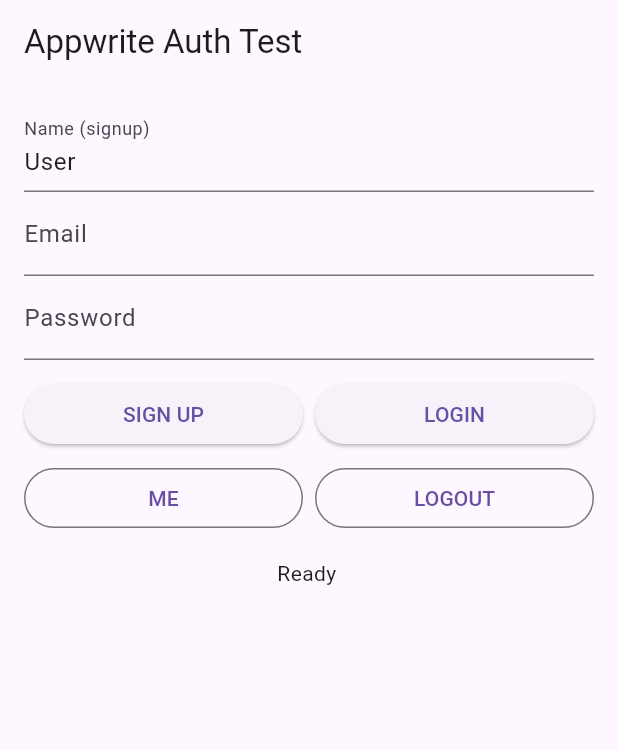
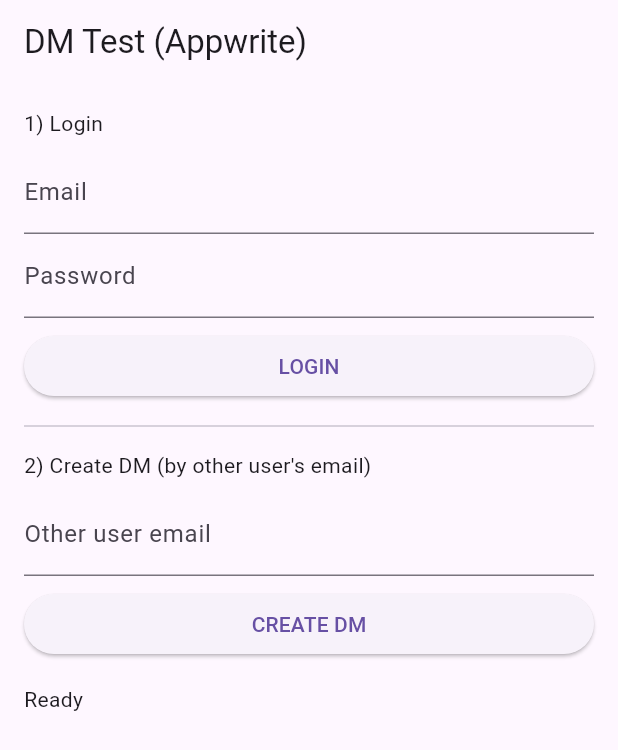
Before and after one commit to yahyaElhaddyouy/chatApp, a Flutter app: the screen it shows after launch, on a phone screen of 412 x 824 dp. Shown: the top 750 px of the screen. Run offline on Flutter 3.47's test engine with Material 3 defaults, Android fonts, the phone set to English and light mode, and no system bars; our stand-ins replace appwrite.

Commit message:
push all second time

```diff
--- a/lib/appwrite/appwrite_client.dart
+++ b/lib/appwrite/appwrite_client.dart
@@ -9,7 +9,7 @@
       .setProject(Environment.appwriteProjectId);
 
   static final Account account = Account(client);
+  static final Functions functions = Functions(client);
   static final Databases databases = Databases(client);
-  static final Functions functions = Functions(client);
   static final Realtime realtime = Realtime(client);
 }
--- a/lib/config/environment.dart
+++ b/lib/config/environment.dart
@@ -1,6 +1,15 @@
 class Environment {
+  //appWrite
   static const String appwriteProjectId = '697b95cd000a52d5cf5b';
   static const String appwriteProjectName = 'NdwiwBinatna';
-  static const String appwritePublicEndpoint =
-      'https://nyc.cloud.appwrite.io/v1';
+  static const String appwritePublicEndpoint = 'https://nyc.cloud.appwrite.io/v1';
+
+  //database
+  static const String databaseId = '697baca3000c020a5b31';
+  static const String conversationsCollectionId = 'conversations';
+  static const String membershipsCollectionId = 'memberships';
+  static const String messagesCollectionId = 'messages';
+
+  // ⚠️ IMPORTANT : nouvelle function
+  static const String chatFunctionId = '697bd8900021236edaaa';
 }
--- a/lib/main.dart
+++ b/lib/main.dart
@@ -1,5 +1,5 @@
 import 'package:flutter/material.dart';
-import 'screens/auth_test_screen.dart';
+import 'screens/dm_test_screen.dart';
 
 void main() {
   runApp(const MyApp());
@@ -12,9 +12,8 @@
   Widget build(BuildContext context) {
     return MaterialApp(
       debugShowCheckedModeBanner: false,
-      title: 'ndwiwi binatna',
       theme: ThemeData(useMaterial3: true),
-      home: const AuthTestScreen(),
+      home: const DmTestScreen(),
     );
   }
 }
--- /dev/null
+++ b/lib/screens/dm_test_screen.dart
@@ -0,0 +1,102 @@
+import 'package:flutter/material.dart';
+import '../appwrite/auth_service.dart';
+import '../appwrite/chat_service.dart';
+
+class DmTestScreen extends StatefulWidget {
+  const DmTestScreen({super.key});
+
+  @override
+  State<DmTestScreen> createState() => _DmTestScreenState();
+}
+
+class _DmTestScreenState extends State<DmTestScreen> {
+  final auth = AuthService();
+  final chat = ChatService();
+
+  final emailC = TextEditingController();
+  final passC = TextEditingController();
+  final otherEmailC = TextEditingController();
+
+  String status = "Ready";
+  bool loading = false;
+
+  Future<void> _run(Future<void> Function() fn) async {
+    setState(() {
+      loading = true;
+      status = "Working...";
+    });
+    try {
+      await fn();
+    } catch (e) {
+      setState(() => status = "ERROR: $e");
+    } finally {
+      setState(() => loading = false);
+    }
+  }
+
+  @override
+  void dispose() {
+    emailC.dispose();
+    passC.dispose();
+    otherEmailC.dispose();
+    super.dispose();
+  }
+
+  @override
+  Widget build(BuildContext context) {
+    return Scaffold(
+      appBar: AppBar(title: const Text("DM Test (Appwrite)")),
+      body: Padding(
+        padding: const EdgeInsets.all(16),
+        child: ListView(
+          children: [
+            const Text("1) Login"),
+            const SizedBox(height: 8),
+            TextField(
+              controller: emailC,
+              decoration: const InputDecoration(labelText: "Email"),
+            ),
+            TextField(
+              controller: passC,
+              decoration: const InputDecoration(labelText: "Password"),
+              obscureText: true,
+            ),
+            const SizedBox(height: 8),
+            ElevatedButton(
+              onPressed: loading
+                  ? null
+                  : () => _run(() async {
+                        await auth.login(
+                          email: emailC.text.trim(),
+                          password: passC.text,
+                        );
+                        final me = await auth.me();
+                        setState(() => status = "Logged in as ${me.email} (id=${me.$id})");
+                      }),
+              child: const Text("LOGIN"),
+            ),
+            const Divider(height: 32),
+            const Text("2) Create DM (by other user's email)"),
+            const SizedBox(height: 8),
+            TextField(
+              controller: otherEmailC,
+              decoration: const InputDecoration(labelText: "Other user email"),
+            ),
+            const SizedBox(height: 8),
+            ElevatedButton(
+              onPressed: loading
+                  ? null
+                  : () => _run(() async {
+                        final res = await chat.createDm(otherEmail: otherEmailC.text.trim());
+                        setState(() => status = "createDm response:\n$res");
+                      }),
+              child: const Text("CREATE DM"),
+            ),
+            const SizedBox(height: 16),
+            SelectableText(status),
+          ],
+        ),
+      ),
+    );
+  }
+}
```
Also changed, not shown: lib/appwrite/chat_service.dart (added, +59 -0 lines).
